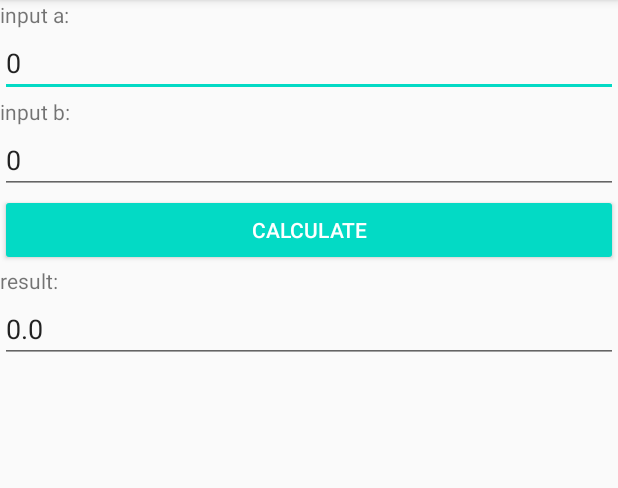
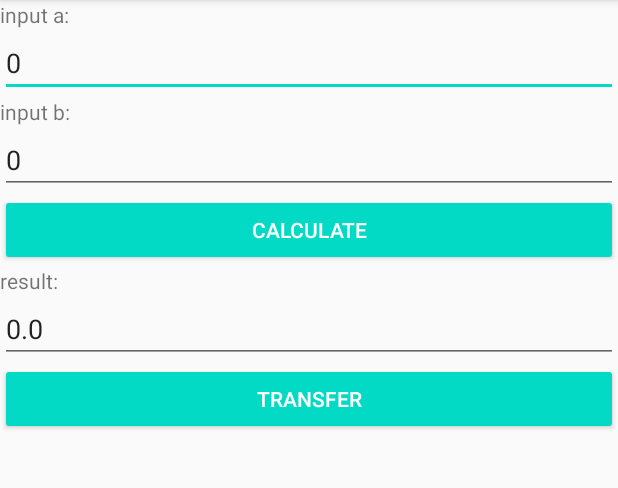
Before and after one commit to morozzov/CalcMVC, an Android app: the screen it shows after launch (MainActivity), after a tap on "CALCULATE", on a phone screen of 412 x 824 dp, the part 84-572 px from its top. Run offline under Robolectric (Android 15) with nearby library versions, the phone set to English and light mode, and no system bars.

Commit message:
Added transfer button and realisation

```diff
--- a/app/src/main/java/com/rmg/calcmvc/controllers/ControllerMainActivity.kt
+++ b/app/src/main/java/com/rmg/calcmvc/controllers/ControllerMainActivity.kt
@@ -1,5 +1,6 @@
 package com.rmg.calcmvc.controllers
 
+import android.app.AlertDialog
 import android.view.View
 import android.widget.Button
 import android.widget.EditText
@@ -8,6 +9,7 @@ import com.rmg.calcmvc.views.MainActivity
 
 class ControllerMainActivity {
     private lateinit var buttonCalculate : Button
+    private lateinit var buttonTransfer : Button
     private lateinit var editTextA : EditText
     private lateinit var editTextB : EditText
     private lateinit var editTextResult : EditText
@@ -23,14 +25,27 @@ class ControllerMainActivity {
 
         buttonCalculate = mainActivity.findViewById(R.id.buttonCalculate)
         buttonCalculate.setOnClickListener(buttonCalculateClickListener)
+
+        buttonTransfer = mainActivity.findViewById(R.id.buttonTransfer)
+        buttonTransfer.setOnClickListener(buttonTransferClickListener)
     }
 
     private var buttonCalculateClickListener = View.OnClickListener {
-        var a = editTextA.text.toString().toDouble()
-        var b = editTextB.text.toString().toDouble()
+        try{
+            var a = editTextA.text.toString().toDouble()
+            var b = editTextB.text.toString().toDouble()
 
-        var result = a + b
+            var result = a + b
 
-        editTextResult.setText(result.toString())
+            editTextResult.setText(result.toString())
+        } catch (e: Exception){
+        }
+
+    }
+
+    private var buttonTransferClickListener = View.OnClickListener {
+        editTextA.setText(editTextResult.text.toString())
+        editTextB.setText("")
+        editTextResult.setText("")
     }
 }
--- a/app/src/main/res/layout/activity_main.xml
+++ b/app/src/main/res/layout/activity_main.xml
@@ -18,7 +18,7 @@
         android:layout_width="match_parent"
         android:layout_height="wrap_content"
         android:ems="10"
-        android:inputType="number"
+        android:inputType="number|numberDecimal"
         android:text="0" />
 
     <TextView
@@ -32,7 +32,7 @@
         android:layout_width="match_parent"
         android:layout_height="wrap_content"
         android:ems="10"
-        android:inputType="number"
+        android:inputType="number|numberDecimal"
         android:text="0" />
 
     <Button
@@ -54,4 +54,12 @@
         android:layout_height="wrap_content"
         android:ems="10"
         android:inputType="none|number" />
+
+    <Button
+        android:id="@+id/buttonTransfer"
+        style="@style/Widget.AppCompat.Button.Colored"
+        android:layout_width="match_parent"
+        android:layout_height="wrap_content"
+        android:text="Transfer"
+        android:textColorLink="#03A9F4" />
 </LinearLayout>
```
